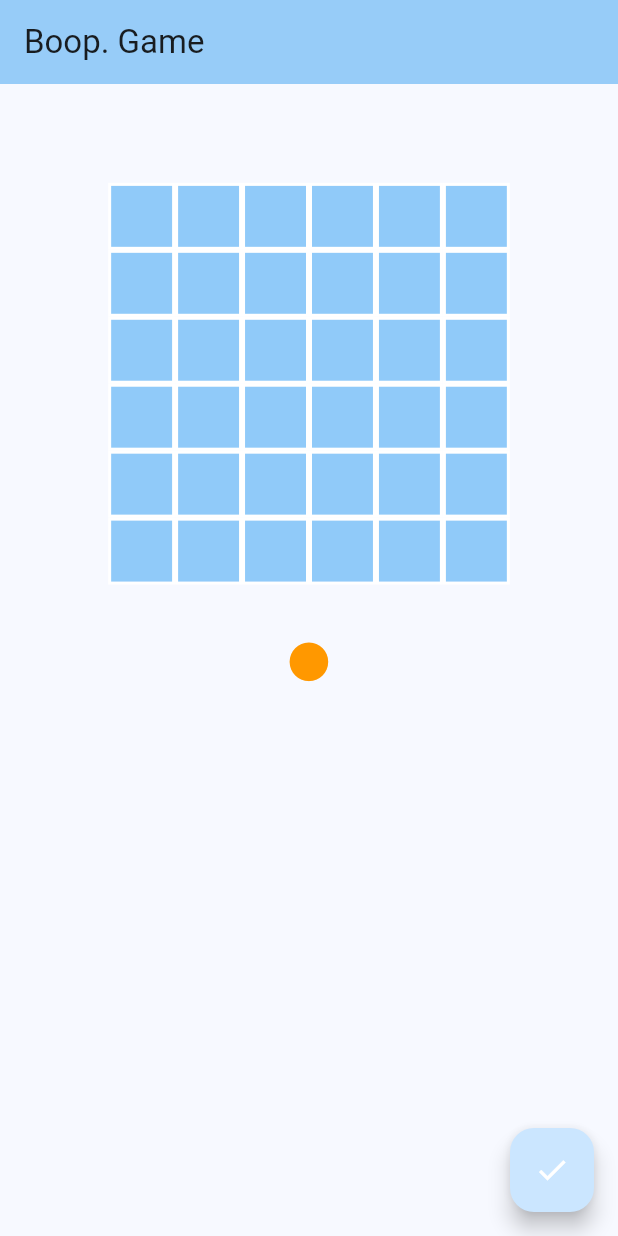
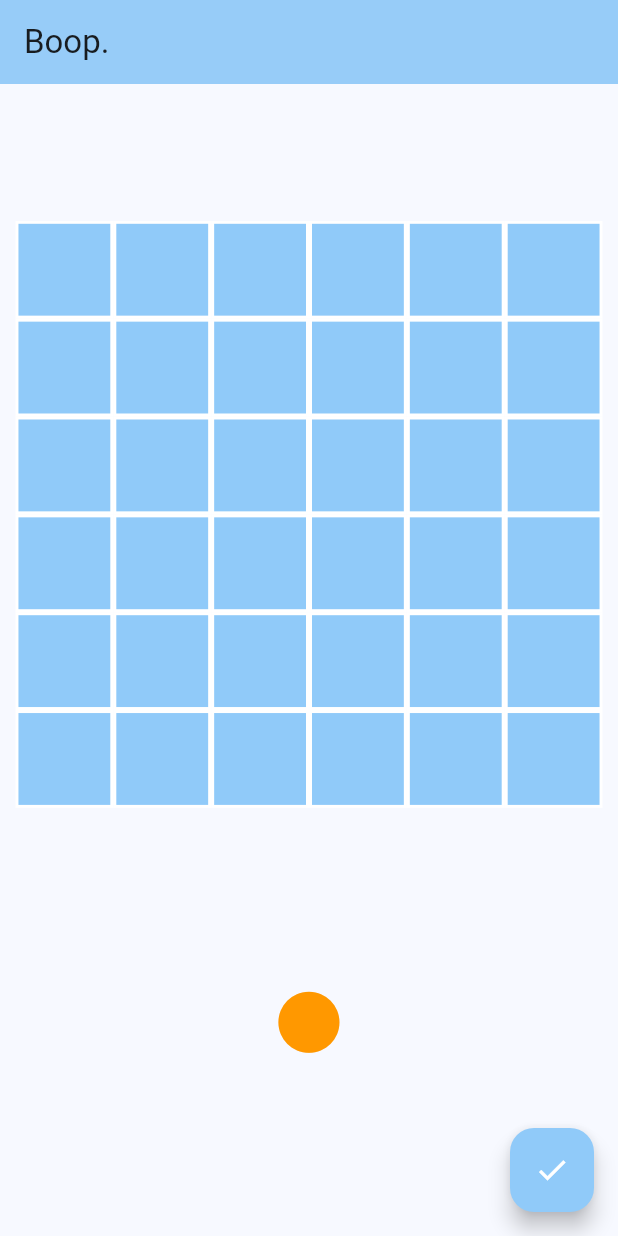
Before and after one commit to LiamWhitenack/boop, a Flutter app: the screen it shows after launch, on a phone screen of 412 x 824 dp. Run offline on Flutter 3.47's test engine with Material 2 defaults, Android fonts, the phone set to English and light mode, and no system bars.

Commit message:
changed some sizes for the phone (yikes)

```diff
--- a/lib/kittens_and_cats.dart
+++ b/lib/kittens_and_cats.dart
@@ -31,11 +31,12 @@ class CatWidget extends StatelessWidget {
     final double screenHeight = MediaQuery.of(context).size.height;
     final double screenWidth = MediaQuery.of(context).size.width;
     final double limitingSize = screenHeight > screenWidth ? screenWidth : screenHeight;
+    final double gridLength = limitingSize == screenWidth ? screenWidth * 0.95 : limitingSize * 0.65;
     return Center(
       child: Container(
         color: catColor,
-        height: limitingSize * 0.075,
-        width: limitingSize * 0.075,
+        height: gridLength * 0.125,
+        width: gridLength * 0.125,
       ),
     );
   }
@@ -53,8 +54,9 @@ class KittenWidget extends StatelessWidget {
     final double screenHeight = MediaQuery.of(context).size.height;
     final double screenWidth = MediaQuery.of(context).size.width;
     final double limitingSize = screenHeight > screenWidth ? screenWidth : screenHeight;
+    final double gridLength = limitingSize == screenWidth ? screenWidth * 0.95 : limitingSize * 0.65;
     return Center(
-      child: Icon(Icons.circle, color: kittenColor, size: limitingSize * 0.075),
+      child: Icon(Icons.circle, color: kittenColor, size: gridLength * 0.125),
     );
   }
 }
--- a/lib/main.dart
+++ b/lib/main.dart
@@ -60,7 +60,7 @@ class _MyAppState extends State<MyApp> {
       ),
       home: Scaffold(
         body: MyGamePage(
-          title: 'Boop. Game',
+          title: 'Boop.',
           playerOne: widget.playerOne,
           playerTwo: widget.playerTwo,
           board: widget.board,
@@ -69,6 +69,7 @@ class _MyAppState extends State<MyApp> {
           alternatePlayerOneTurn: alternatePlayerOneTurn,
         ),
         floatingActionButton: FloatingActionButton(
+          backgroundColor: Colors.blue.shade200,
           onPressed: confirmMove,
           child: const Icon(
             Icons.check,
--- a/lib/my_game_page.dart
+++ b/lib/my_game_page.dart
@@ -44,6 +44,7 @@ class _MyGamePageState extends State<MyGamePage> {
     final double screenWidth = MediaQuery.of(context).size.width;
     final double screenHeight = MediaQuery.of(context).size.height;
     final double limitingSize = screenHeight > screenWidth ? screenWidth : screenHeight;
+    final double gridLength = limitingSize == screenWidth ? screenWidth * 0.95 : limitingSize * 0.65;
     return Scaffold(
       appBar: AppBar(
         backgroundColor: Theme.of(context).colorScheme.inversePrimary,
@@ -51,11 +52,12 @@ class _MyGamePageState extends State<MyGamePage> {
       ),
       body: Center(
         child: Column(
+          mainAxisAlignment: MainAxisAlignment.spaceEvenly,
           children: [
-            SizedBox(height: screenHeight * 0.08),
+            // SizedBox(height: screenHeight * 0.08),
             SizedBox(
-              height: limitingSize * 0.65,
-              width: limitingSize * 0.65,
+              height: gridLength,
+              width: gridLength,
               child: Grid(
                 board: widget.board,
                 playerOne: widget.playerOne,
@@ -68,7 +70,7 @@ class _MyGamePageState extends State<MyGamePage> {
             ),
             SizedBox(
               height: screenHeight * 0.125,
-              width: limitingSize * 0.7,
+              width: gridLength,
               child: Row(
                 mainAxisAlignment: MainAxisAlignment.center,
                 children: [
@@ -82,7 +84,7 @@ class _MyGamePageState extends State<MyGamePage> {
                       : const SizedBox(),
                   // space between
                   activePlayer.cats.isNotEmpty && activePlayer.kittens.isNotEmpty
-                      ? SizedBox(width: limitingSize * 0.2)
+                      ? SizedBox(width: gridLength * 0.3)
                       : const SizedBox(),
                   // kittens
                   activePlayer.kittens.isNotEmpty
```
